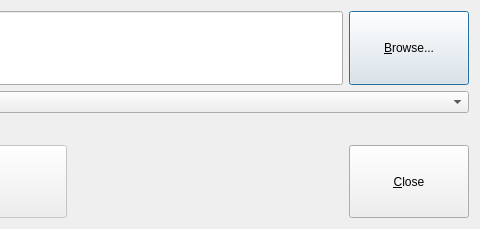
First picture: the form in src/gui/src/ExportMidiDialog_UI.ui, repository hydrogen-music/hydrogen, before the edit; both pictures show x 221 to 701 and y 0 to 229 of the 701 by 229 pixel window.
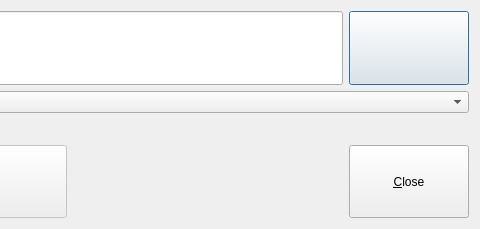
Second picture: the form after the edit.

Commit message: i18n: commonize "Browse..." string

Patch:
```diff
--- a/src/gui/src/ExportMidiDialog_UI.ui
+++ b/src/gui/src/ExportMidiDialog_UI.ui
@@ -100,10 +100,7 @@
             </size>
            </property>
            <property name="text">
-            <string>&amp;Browse...</string>
-           </property>
-           <property name="shortcut">
-            <string>Alt+B</string>
+            <string></string>
            </property>
           </widget>
          </item>
```
The commit also changes 28 other files.
